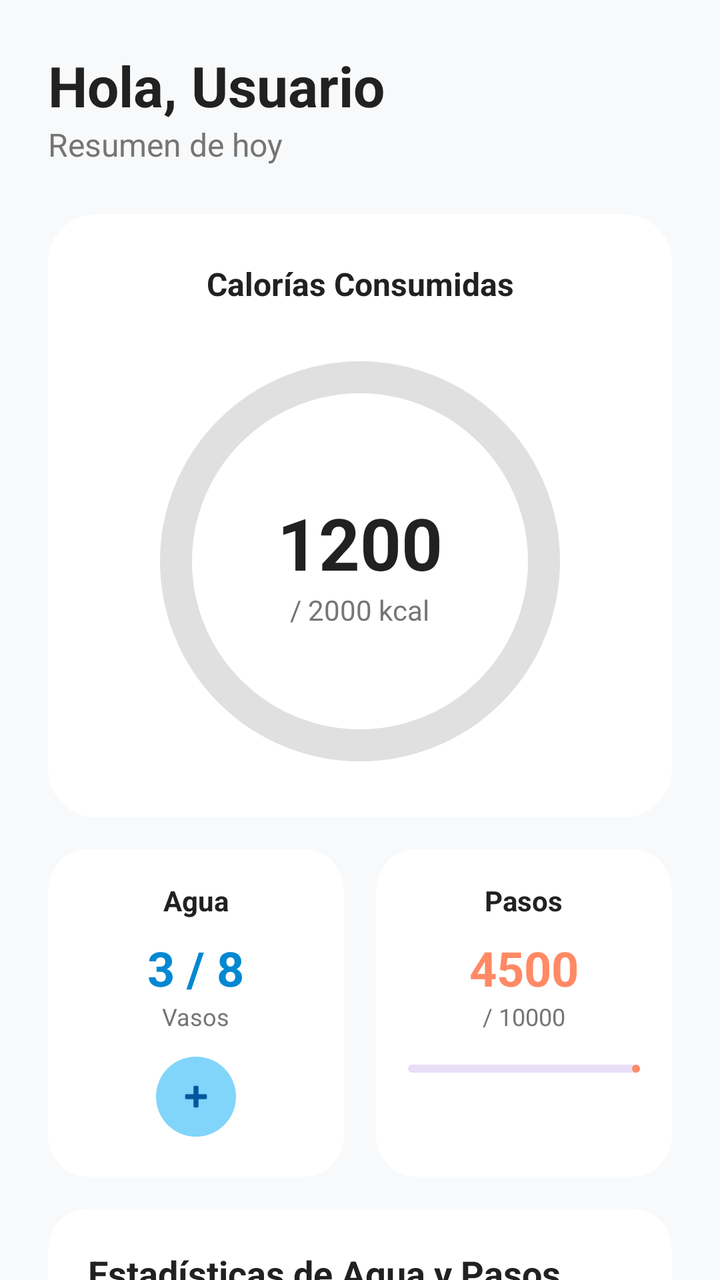
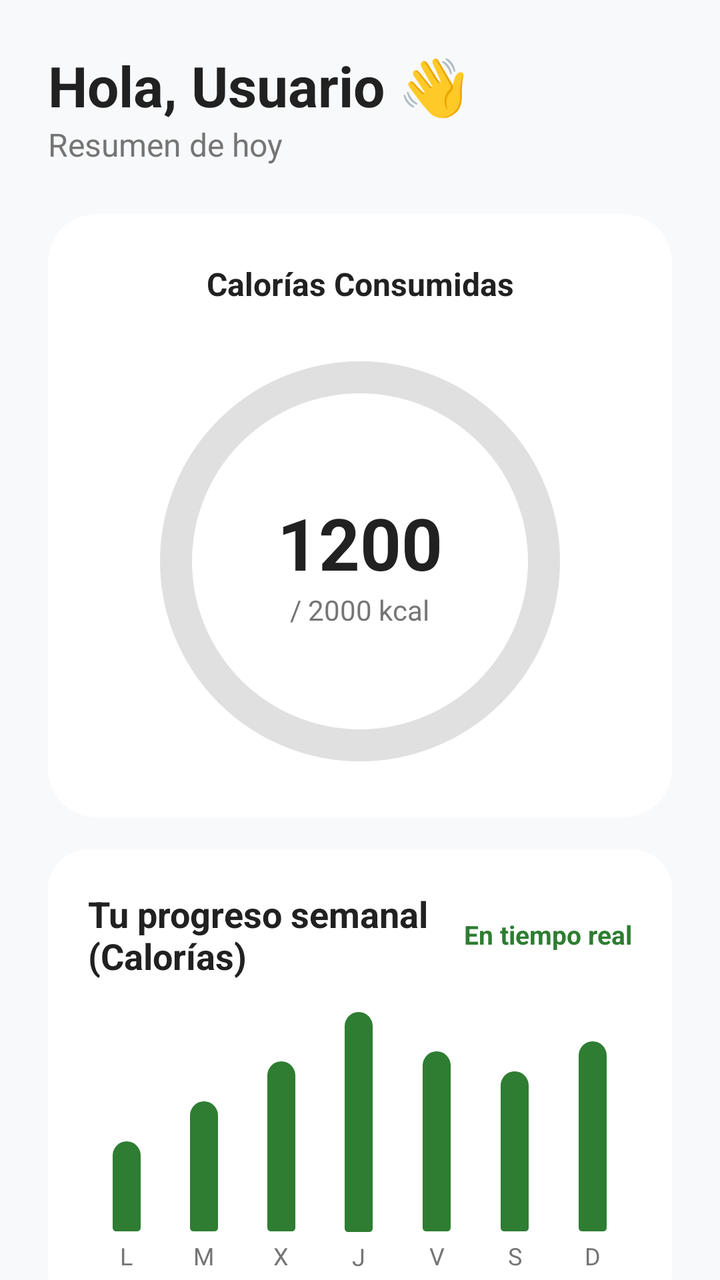

Two renders of the same Android screen: before a commit and after it. Below are the layout's source before the change and the commit's diff.
<!-- AndroidManifest.xml: application theme Theme.Nutrivi -->
<!-- res/layout/dashboardfragment.xml -->
<?xml version="1.0" encoding="utf-8"?>
<androidx.core.widget.NestedScrollView
    xmlns:android="http://schemas.android.com/apk/res/android"
    xmlns:app="http://schemas.android.com/apk/res-auto"
    xmlns:tools="http://schemas.android.com/tools"
    android:layout_width="match_parent"
    android:layout_height="match_parent"
    android:background="@color/background_light">

    <LinearLayout
        android:layout_width="match_parent"
        android:layout_height="wrap_content"
        android:orientation="vertical"
        android:padding="24dp">


        <TextView
            android:id="@+id/tv_greeting"
            android:layout_width="wrap_content"
            android:layout_height="wrap_content"
            android:text="Hola, Usuario "
            android:textSize="28sp"
            android:textStyle="bold"
            android:textColor="@color/text_primary" />

        <TextView
            android:id="@+id/tv_date"
            android:layout_width="wrap_content"
            android:layout_height="wrap_content"
            android:text="Resumen de hoy"
            android:textSize="16sp"
            android:textColor="@color/text_secondary"
            android:layout_marginBottom="24dp" />


        <com.google.android.material.card.MaterialCardView
            android:layout_width="match_parent"
            android:layout_height="wrap_content"
            app:cardCornerRadius="24dp"
            app:cardElevation="0dp"
            app:strokeWidth="0dp"
            app:cardBackgroundColor="@color/surface_white"
            android:layout_marginBottom="16dp">

            <androidx.constraintlayout.widget.ConstraintLayout
                android:layout_width="match_parent"
                android:layout_height="wrap_content"
                android:padding="24dp">

                <TextView
                    android:id="@+id/tv_calories_title"
                    android:layout_width="wrap_content"
                    android:layout_height="wrap_content"
                    android:text="Calorías Consumidas"
                    android:textSize="16sp"
                    android:textStyle="bold"
                    android:textColor="@color/text_primary"
                    app:layout_constraintTop_toTopOf="parent"
                    app:layout_constraintStart_toStartOf="parent"
                    app:layout_constraintEnd_toEndOf="parent" />

                <com.google.android.material.progressindicator.CircularProgressIndicator
                    android:id="@+id/progress_calories"
                    android:layout_width="wrap_content"
                    android:layout_height="wrap_content"
                    android:layout_marginTop="24dp"
                    app:indicatorColor="@color/primary_mint"
                    app:trackColor="#E0E0E0"
                    app:indicatorSize="200dp"
                    app:trackThickness="16dp"
                    app:layout_constraintTop_toBottomOf="@id/tv_calories_title"
                    app:layout_constraintStart_toStartOf="parent"
                    app:layout_constraintEnd_toEndOf="parent"
                    tools:progress="60" />


                <LinearLayout
                    android:layout_width="wrap_content"
                    android:layout_height="wrap_content"
                    android:orientation="vertical"
                    android:gravity="center"
                    app:layout_constraintTop_toTopOf="@id/progress_calories"
                    app:layout_constraintBottom_toBottomOf="@id/progress_calories"
                    app:layout_constraintStart_toStartOf="@id/progress_calories"
                    app:layout_constraintEnd_toEndOf="@id/progress_calories">

                    <TextView
                        android:id="@+id/tv_calories_current"
                        android:layout_width="wrap_content"
                        android:layout_height="wrap_content"
                        android:text="1200"
                        android:textSize="36sp"
                        android:textStyle="bold"
                        android:textColor="@color/text_primary" />

                    <TextView
                        android:id="@+id/tv_calories_goal"
                        android:layout_width="wrap_content"
                        android:layout_height="wrap_content"
                        android:text="/ 2000 kcal"
                        android:textSize="14sp"
                        android:textColor="@color/text_secondary" />
                </LinearLayout>
            </androidx.constraintlayout.widget.ConstraintLayout>
        </com.google.android.material.card.MaterialCardView>


        <LinearLayout
            android:layout_width="match_parent"
            android:layout_height="wrap_content"
            android:orientation="horizontal"
            android:baselineAligned="false"
            android:weightSum="2">


            <com.google.android.material.card.MaterialCardView
                android:layout_width="0dp"
                android:layout_height="match_parent"
                android:layout_weight="1"
                android:layout_marginEnd="8dp"
                app:cardCornerRadius="20dp"
                app:cardElevation="0dp"
                app:strokeWidth="0dp"
                app:cardBackgroundColor="@color/surface_white">

                <LinearLayout
                    android:layout_width="match_parent"
                    android:layout_height="wrap_content"
                    android:orientation="vertical"
                    android:padding="16dp"
                    android:gravity="center">

                    <TextView
                        android:layout_width="wrap_content"
                        android:layout_height="wrap_content"
                        android:text="Agua"
                        android:textStyle="bold"
                        android:textColor="@color/text_primary" />

                    <TextView
                        android:id="@+id/tv_water_count"
                        android:layout_width="wrap_content"
                        android:layout_height="wrap_content"
                        android:text="3 / 8"
                        android:textSize="24sp"
                        android:textStyle="bold"
                        android:textColor="#0288D1"
                        android:layout_marginTop="8dp" />

                    <TextView
                        android:layout_width="wrap_content"
                        android:layout_height="wrap_content"
                        android:text="Vasos"
                        android:textSize="12sp"
                        android:textColor="@color/text_secondary" />


                    <com.google.android.material.button.MaterialButton
                        android:id="@+id/btn_add_water"
                        style="@style/Widget.Material3.Button.IconButton.Filled"
                        android:layout_width="wrap_content"
                        android:layout_height="wrap_content"
                        android:layout_marginTop="8dp"
                        app:icon="@android:drawable/ic_input_add"
                        app:backgroundTint="#81D4FA"
                        app:iconTint="#01579B" />
                </LinearLayout>
            </com.google.android.material.card.MaterialCardView>


            <com.google.android.material.card.MaterialCardView
                android:layout_width="0dp"
                android:layout_height="match_parent"
                android:layout_weight="1"
                android:layout_marginStart="8dp"
                app:cardCornerRadius="20dp"
                app:cardElevation="0dp"
                app:strokeWidth="0dp"
                app:cardBackgroundColor="@color/surface_white">

                <LinearLayout
                    android:layout_width="match_parent"
                    android:layout_height="wrap_content"
                    android:orientation="vertical"
                    android:padding="16dp"
                    android:gravity="center">

                    <TextView
                        android:layout_width="wrap_content"
                        android:layout_height="wrap_content"
                        android:text="Pasos"
                        android:textStyle="bold"
                        android:textColor="@color/text_primary" />

                    <TextView
                        android:id="@+id/tv_steps_count"
                        android:layout_width="wrap_content"
                        android:layout_height="wrap_content"
                        android:text="4500"
                        android:textSize="24sp"
                        android:textStyle="bold"
                        android:textColor="@color/accent_orange"
                        android:layout_marginTop="8dp" />

                    <TextView
                        android:id="@+id/tv_steps_goal"
                        android:layout_width="wrap_content"
                        android:layout_height="wrap_content"
                        android:text="/ 10000"
                        android:textSize="12sp"
                        android:textColor="@color/text_secondary" />

                    <com.google.android.material.progressindicator.LinearProgressIndicator
                        android:id="@+id/progress_steps"
                        android:layout_width="match_parent"
                        android:layout_height="wrap_content"
                        android:layout_marginTop="16dp"
                        app:trackCornerRadius="4dp"
                        app:indicatorColor="@color/accent_orange"
                        tools:progress="45"/>
                </LinearLayout>
            </com.google.android.material.card.MaterialCardView>

        </LinearLayout>

        
        <com.google.android.material.card.MaterialCardView
            android:layout_width="match_parent"
            android:layout_height="wrap_content"
            android:layout_marginTop="16dp"
            app:cardBackgroundColor="@color/surface_white"
            app:cardCornerRadius="20dp"
            app:cardElevation="0dp"
            app:strokeWidth="0dp">

            <LinearLayout
                android:layout_width="match_parent"
                android:layout_height="wrap_content"
                android:orientation="vertical"
                android:padding="20dp">

                <TextView
                    android:layout_width="wrap_content"
                    android:layout_height="wrap_content"
                    android:text="Estadísticas de Agua y Pasos"
                    android:textColor="@color/text_primary"
                    android:textSize="18sp"
                    android:textStyle="bold"
                    android:layout_marginBottom="16dp" />

                
                <LinearLayout
                    android:layout_width="match_parent"
                    android:layout_height="wrap_content"
                    android:orientation="vertical"
                    android:layout_marginBottom="12dp">
                    <TextView
                        android:layout_width="wrap_content"
                        android:layout_height="wrap_content"
                        android:text="📅 Resumen Diario"
                        android:textStyle="bold"
                        android:textColor="@color/primary_mint"
                        android:textSize="14sp" />
                    <LinearLayout
                        android:layout_width="match_parent"
                        android:layout_height="wrap_content"
                        android:orientation="horizontal"
                        android:weightSum="2"
                        android:layout_marginTop="4dp">
                        <TextView
                            android:id="@+id/tv_stats_daily_water"
                            android:layout_width="0dp"
                            android:layout_weight="1"
                            android:layout_height="wrap_content"
                            android:text="Agua hoy: 3 vasos"
                            android:textColor="@color/text_secondary"
                            android:textSize="13sp" />
                        <TextView
                            android:id="@+id/tv_stats_daily_steps"
                            android:layout_width="0dp"
                            android:layout_weight="1"
                            android:layout_height="wrap_content"
                            android:text="Pasos hoy: 4,500"
                            android:textColor="@color/text_secondary"
                            android:textSize="13sp" />
                    </LinearLayout>
                </LinearLayout>

                
                <LinearLayout
                    android:layout_width="match_parent"
                    android:layout_height="wrap_content"
                    android:orientation="vertical"
                    android:layout_marginBottom="12dp">
                    <TextView
                        android:layout_width="wrap_content"
                        android:layout_height="wrap_content"
                        android:text="📊 Resumen Semanal (Promedio)"
                        android:textStyle="bold"
                        android:textColor="@color/primary_mint"
                        android:textSize="14sp" />
                    <LinearLayout
                        android:layout_width="match_parent"
                        android:layout_height="wrap_content"
                        android:orientation="horizontal"
                        android:weightSum="2"
                        android:layout_marginTop="4dp">
                        <TextView
                            android:id="@+id/tv_stats_weekly_water"
                            android:layout_width="0dp"
                            android:layout_weight="1"
                            android:layout_height="wrap_content"
                            android:text="Agua prom: 6 vasos/día"
                            android:textColor="@color/text_secondary"
                            android:textSize="13sp" />
                        <TextView
                            android:id="@+id/tv_stats_weekly_steps"
                            android:layout_width="0dp"
                            android:layout_weight="1"
                            android:layout_height="wrap_content"
                            android:text="Pasos prom: 7,200/día"
                            android:textColor="@color/text_secondary"
                            android:textSize="13sp" />
                    </LinearLayout>
                </LinearLayout>

                
                <LinearLayout
                    android:layout_width="match_parent"
                    android:layout_height="wrap_content"
                    android:orientation="vertical">
                    <TextView
                        android:layout_width="wrap_content"
                        android:layout_height="wrap_content"
                        android:text="📈 Resumen Mensual (Promedio)"
                        android:textStyle="bold"
                        android:textColor="@color/primary_mint"
                        android:textSize="14sp" />
                    <LinearLayout
                        android:layout_width="match_parent"
                        android:layout_height="wrap_content"
                        android:orientation="horizontal"
                        android:weightSum="2"
                        android:layout_marginTop="4dp">
                        <TextView
                            android:id="@+id/tv_stats_monthly_water"
                            android:layout_width="0dp"
                            android:layout_weight="1"
                            android:layout_height="wrap_content"
                            android:text="Agua prom: 7 vasos/día"
                            android:textColor="@color/text_secondary"
                            android:textSize="13sp" />
                        <TextView
                            android:id="@+id/tv_stats_monthly_steps"
                            android:layout_width="0dp"
                            android:layout_weight="1"
                            android:layout_height="wrap_content"
                            android:text="Pasos prom: 8,100/día"
                            android:textColor="@color/text_secondary"
                            android:textSize="13sp" />
                    </LinearLayout>
                </LinearLayout>

            </LinearLayout>
        </com.google.android.material.card.MaterialCardView>

        <com.google.android.material.card.MaterialCardView
            android:layout_width="match_parent"
            android:layout_height="wrap_content"
            android:layout_marginTop="16dp"
            app:cardBackgroundColor="@color/surface_white"
            app:cardCornerRadius="20dp"
            app:cardElevation="0dp"
            app:strokeWidth="0dp">

            <LinearLayout
                android:layout_width="match_parent"
                android:layout_height="wrap_content"
                android:orientation="vertical"
                android:padding="16dp">

                <TextView
                    android:layout_width="wrap_content"
                    android:layout_height="wrap_content"
                    android:text="Recordatorios"
                    android:textColor="@color/text_primary"
                    android:textSize="18sp"
                    android:textStyle="bold" />

                <com.google.android.material.switchmaterial.SwitchMaterial
                    android:id="@+id/switch_water_reminder"
                    android:layout_width="match_parent"
                    android:layout_height="wrap_content"
                    android:layout_marginTop="8dp"
                    android:text="Beber agua (cada 2 horas, 9:00–21:00)"
                    android:textColor="@color/text_primary" />

                <com.google.android.material.switchmaterial.SwitchMaterial
                    android:id="@+id/switch_meal_reminder"
                    android:layout_width="match_parent"
                    android:layout_height="wrap_content"
                    android:text="Registrar comidas (9:00, 14:00 y 20:00)"
                    android:textColor="@color/text_primary" />
            </LinearLayout>
        </com.google.android.material.card.MaterialCardView>
    </LinearLayout>
</androidx.core.widget.NestedScrollView>
<!-- resources referenced by this layout -->
<resources>
  <color name="accent_orange">#FF8A65</color>
  <color name="background_light">#F8F9FA</color>
  <color name="primary_mint">#2E7D32</color>
  <color name="surface_white">#FFFFFF</color>
  <color name="text_primary">#212121</color>
  <color name="text_secondary">#757575</color>
  <style name="Theme.Nutrivi" parent="Base.Theme.Nutrivi" />
  <style name="Base.Theme.Nutrivi" parent="Theme.Material3.DayNight.NoActionBar">
          
          
      </style>
</resources>

<!-- the commit's change to res/layout/dashboardfragment.xml (unified diff, before → after) -->
@@ -18,7 +18,7 @@
             android:id="@+id/tv_greeting"
             android:layout_width="wrap_content"
             android:layout_height="wrap_content"
-            android:text="Hola, Usuario "
+            android:text="Hola, Usuario 👋"
             android:textSize="28sp"
             android:textStyle="bold"
             android:textColor="@color/text_primary" />
@@ -33,6 +33,7 @@
             android:layout_marginBottom="24dp" />
 
 
+        
         <com.google.android.material.card.MaterialCardView
             android:layout_width="match_parent"
             android:layout_height="wrap_content"
@@ -104,6 +105,89 @@
             </androidx.constraintlayout.widget.ConstraintLayout>
         </com.google.android.material.card.MaterialCardView>
 
+        
+        <com.google.android.material.card.MaterialCardView
+            android:layout_width="match_parent"
+            android:layout_height="wrap_content"
+            android:layout_marginBottom="16dp"
+            app:cardBackgroundColor="@color/surface_white"
+            app:cardCornerRadius="20dp"
+            app:cardElevation="0dp"
+            app:strokeWidth="0dp">
+
+            <LinearLayout
+                android:layout_width="match_parent"
+                android:layout_height="wrap_content"
+                android:orientation="vertical"
+                android:padding="20dp">
+
+                <LinearLayout
+                    android:layout_width="match_parent"
+                    android:layout_height="wrap_content"
+                    android:orientation="horizontal"
+                    android:gravity="center_vertical"
+                    android:layout_marginBottom="16dp">
+
+                    <TextView
+                        android:layout_width="0dp"
+                        android:layout_weight="1"
+                        android:layout_height="wrap_content"
+                        android:text="Tu progreso semanal (Calorías)"
+                        android:textColor="@color/text_primary"
+                        android:textSize="18sp"
+                        android:textStyle="bold" />
+
+                    <TextView
+                        android:layout_width="wrap_content"
+                        android:layout_height="wrap_content"
+                        android:text="En tiempo real"
+                        android:textColor="@color/primary_mint"
+                        android:textSize="13sp"
+                        android:textStyle="bold" />
+                </LinearLayout>
+
+                
+                <LinearLayout
+                    android:layout_width="match_parent"
+                    android:layout_height="130dp"
+                    android:orientation="horizontal"
+                    android:weightSum="7"
+                    android:gravity="bottom">
+
+                    <LinearLayout android:layout_width="0dp" android:layout_weight="1" android:layout_height="match_parent" android:orientation="vertical" android:gravity="center_horizontal|bottom">
+                        <View android:layout_width="14dp" android:layout_height="45dp" android:background="@drawable/rounded_bar_bg" />
+                        <TextView android:layout_width="wrap_content" android:layout_height="wrap_content" android:text="L" android:textSize="12sp" android:textColor="@color/text_secondary" android:layout_marginTop="4dp" />
+                    </LinearLayout>
+                    <LinearLayout android:layout_width="0dp" android:layout_weight="1" android:layout_height="match_parent" android:orientation="vertical" android:gravity="center_horizontal|bottom">
+                        <View android:layout_width="14dp" android:layout_height="65dp" android:background="@drawable/rounded_bar_bg" />
+                        <TextView android:layout_width="wrap_content" android:layout_height="wrap_content" android:text="M" android:textSize="12sp" android:textColor="@color/text_secondary" android:layout_marginTop="4dp" />
+                    </LinearLayout>
+                    <LinearLayout android:layout_width="0dp" android:layout_weight="1" android:layout_height="match_parent" android:orientation="vertical" android:gravity="center_horizontal|bottom">
+                        <View android:layout_width="14dp" android:layout_height="85dp" android:background="@drawable/rounded_bar_bg" />
+                        <TextView android:layout_width="wrap_content" android:layout_height="wrap_content" android:text="X" android:textSize="12sp" android:textColor="@color/text_secondary" android:layout_marginTop="4dp" />
+                    </LinearLayout>
+                    <LinearLayout android:layout_width="0dp" android:layout_weight="1" android:layout_height="match_parent" android:orientation="vertical" android:gravity="center_horizontal|bottom">
+                        <View android:layout_width="14dp" android:layout_height="110dp" android:background="@drawable/rounded_bar_bg" />
+                        <TextView android:layout_width="wrap_content" android:layout_height="wrap_content" android:text="J" android:textSize="12sp" android:textColor="@color/text_secondary" android:layout_marginTop="4dp" />
+                    </LinearLayout>
+                    <LinearLayout android:layout_width="0dp" android:layout_weight="1" android:layout_height="match_parent" android:orientation="vertical" android:gravity="center_horizontal|bottom">
+                        <View android:layout_width="14dp" android:layout_height="90dp" android:background="@drawable/rounded_bar_bg" />
+                        <TextView android:layout_width="wrap_content" android:layout_height="wrap_content" android:text="V" android:textSize="12sp" android:textColor="@color/text_secondary" android:layout_marginTop="4dp" />
+                    </LinearLayout>
+                    <LinearLayout android:layout_width="0dp" android:layout_weight="1" android:layout_height="match_parent" android:orientation="vertical" android:gravity="center_horizontal|bottom">
+                        <View android:layout_width="14dp" android:layout_height="80dp" android:background="@drawable/rounded_bar_bg" />
+                        <TextView android:layout_width="wrap_content" android:layout_height="wrap_content" android:text="S" android:textSize="12sp" android:textColor="@color/text_secondary" android:layout_marginTop="4dp" />
+                    </LinearLayout>
+                    <LinearLayout android:layout_width="0dp" android:layout_weight="1" android:layout_height="match_parent" android:orientation="vertical" android:gravity="center_horizontal|bottom">
+                        <View android:id="@+id/bar_cal_hoy" android:layout_width="14dp" android:layout_height="95dp" android:background="@drawable/rounded_bar_bg" />
+                        <TextView android:layout_width="wrap_content" android:layout_height="wrap_content" android:text="D" android:textSize="12sp" android:textColor="@color/text_secondary" android:layout_marginTop="4dp" />
+                    </LinearLayout>
+
+                </LinearLayout>
+
+            </LinearLayout>
+        </com.google.android.material.card.MaterialCardView>
+
 
         <LinearLayout
             android:layout_width="match_parent"
@@ -364,44 +448,5 @@
             </LinearLayout>
         </com.google.android.material.card.MaterialCardView>
 
-        <com.google.android.material.card.MaterialCardView
-            android:layout_width="match_parent"
-            android:layout_height="wrap_content"
-            android:layout_marginTop="16dp"
-            app:cardBackgroundColor="@color/surface_white"
-            app:cardCornerRadius="20dp"
-            app:cardElevation="0dp"
-            app:strokeWidth="0dp">
-
-            <LinearLayout
-                android:layout_width="match_parent"
-                android:layout_height="wrap_content"
-                android:orientation="vertical"
-                android:padding="16dp">
-
-                <TextView
-                    android:layout_width="wrap_content"
-                    android:layout_height="wrap_content"
-                    android:text="Recordatorios"
-                    android:textColor="@color/text_primary"
-                    android:textSize="18sp"
-                    android:textStyle="bold" />
-
-                <com.google.android.material.switchmaterial.SwitchMaterial
-                    android:id="@+id/switch_water_reminder"
-                    android:layout_width="match_parent"
-                    android:layout_height="wrap_content"
-                    android:layout_marginTop="8dp"
-                    android:text="Beber agua (cada 2 horas, 9:00–21:00)"
-                    android:textColor="@color/text_primary" />
-
-                <com.google.android.material.switchmaterial.SwitchMaterial
-                    android:id="@+id/switch_meal_reminder"
-                    android:layout_width="match_parent"
-                    android:layout_height="wrap_content"
-                    android:text="Registrar comidas (9:00, 14:00 y 20:00)"
-                    android:textColor="@color/text_primary" />
-            </LinearLayout>
-        </com.google.android.material.card.MaterialCardView>
     </LinearLayout>
 </androidx.core.widget.NestedScrollView>
<!-- resource entries referenced after the edit -->
@@ -6,6 +6,13 @@
   <color name="surface_white">#FFFFFF</color>
   <color name="text_primary">#212121</color>
   <color name="text_secondary">#757575</color>
+  <!-- drawable rounded_bar_bg (drawable) -->
+  <?xml version="1.0" encoding="utf-8"?>
+  <shape xmlns:android="http://schemas.android.com/apk/res/android"
+      android:shape="rectangle">
+      <corners android:topLeftRadius="8dp" android:topRightRadius="8dp" android:bottomLeftRadius="2dp" android:bottomRightRadius="2dp" />
+      <solid android:color="@color/primary_mint" />
+  </shape>
   <style name="Theme.Nutrivi" parent="Base.Theme.Nutrivi" />
   <style name="Base.Theme.Nutrivi" parent="Theme.Material3.DayNight.NoActionBar">
           
